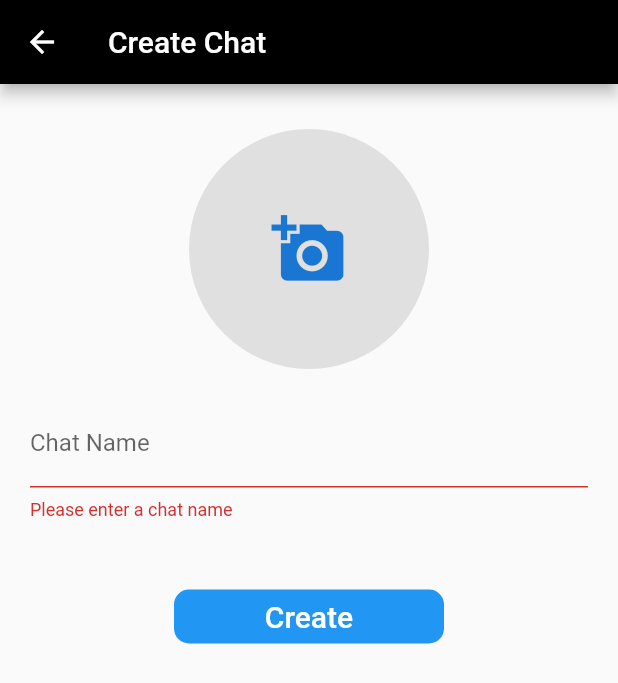
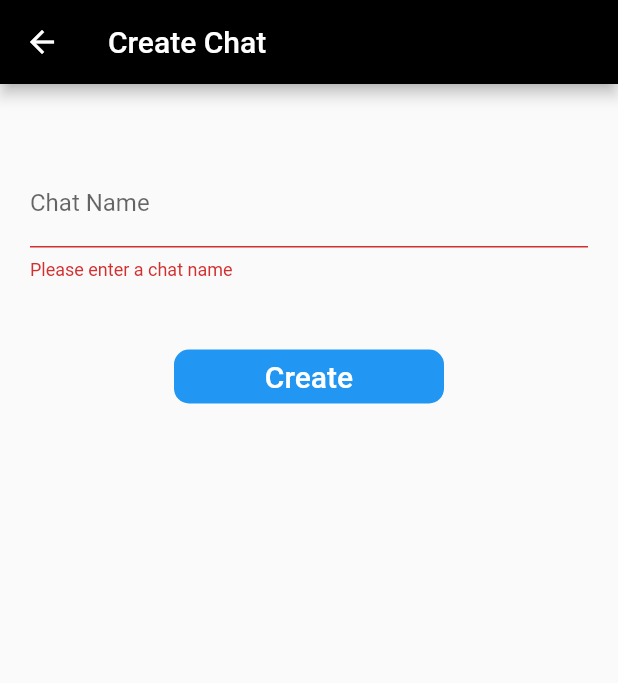
Before and after one commit to Bill-Merickel/immedialert, a Flutter app: the CreateChatScreen screen opened directly, after a tap on "Create", on a phone screen of 412 x 824 dp. Shown: the top 683 px of the screen. Run offline on Flutter 3.47's test engine with Material 2 defaults, Android fonts, the light colour scheme and no system bars; our stand-ins replace cached_network_image, cloud_firestore, firebase_auth, firebase_messaging, firebase_storage, flutter_image_compress and 1 more; accounts and stored records are empty.

Commit message:
Remove chat image and refactor import code

```diff
--- a/lib/main.dart
+++ b/lib/main.dart
@@ -1,12 +1,12 @@
+import 'package:emergencycommunication/models/group_data.dart';
+import 'package:emergencycommunication/models/user_data.dart';
 import 'package:emergencycommunication/screens/home_screen.dart';
 import 'package:emergencycommunication/screens/login_screen.dart';
 import 'package:emergencycommunication/services/auth_service.dart';
 import 'package:emergencycommunication/services/database_service.dart';
 import 'package:emergencycommunication/services/storage_service.dart';
-import 'package:emergencycommunication/models/user_data.dart';
-import 'package:emergencycommunication/models/group_data.dart';
+import 'package:firebase_auth/firebase_auth.dart';
 import 'package:flutter/material.dart';
-import 'package:firebase_auth/firebase_auth.dart';
 import 'package:provider/provider.dart';
 
 void main() async {
--- a/lib/models/chat_model.dart
+++ b/lib/models/chat_model.dart
@@ -3,7 +3,6 @@ import 'package:cloud_firestore/cloud_firestore.dart';
 class Chat {
   final String id;
   final String name;
-  final String imageUrl;
   final String recentMessage;
   final String recentSender;
   final Timestamp recentTimestamp;
@@ -14,7 +13,6 @@ class Chat {
   Chat({
     this.id,
     this.name,
-    this.imageUrl,
     this.recentMessage,
     this.recentSender,
     this.recentTimestamp,
@@ -27,7 +25,6 @@ class Chat {
     return Chat(
       id: doc.documentID,
       name: doc['name'],
-      imageUrl: doc['imageUrl'],
       recentMessage: doc['recentMessage'],
       recentSender: doc['recentSender'],
       recentTimestamp: doc['recentTimestamp'],
--- a/lib/screens/create_chat_screen.dart
+++ b/lib/screens/create_chat_screen.dart
@@ -1,12 +1,10 @@
+import 'package:emergencycommunication/models/group_data.dart';
+import 'package:emergencycommunication/models/user_data.dart';
+import 'package:emergencycommunication/models/user_model.dart';
 import 'package:emergencycommunication/screens/home_screen.dart';
+import 'package:emergencycommunication/services/database_service.dart';
 import 'package:flutter/material.dart';
-import 'dart:io';
-import 'package:emergencycommunication/models/user_model.dart';
-import 'package:image_picker/image_picker.dart';
-import 'package:emergencycommunication/services/database_service.dart';
 import 'package:provider/provider.dart';
-import 'package:emergencycommunication/models/user_data.dart';
-import 'package:emergencycommunication/models/group_data.dart';
 
 class CreateChatScreen extends StatefulWidget {
   final List<User> selectedUsers;
@@ -20,39 +18,11 @@ class CreateChatScreen extends StatefulWidget {
 class _CreateChatScreenState extends State<CreateChatScreen> {
   final _nameFormKey = GlobalKey<FormFieldState>();
   String _name = '';
-  File _image;
   bool _isLoading = false;
-
-  _handleImageFromGallery() async {
-    File imageFile = await ImagePicker.pickImage(
-      source: ImageSource.gallery,
-    );
-    if (imageFile != null) {
-      setState(() => _image = imageFile);
-    }
-  }
-
-  _displayChatImage() {
-    return GestureDetector(
-      onTap: _handleImageFromGallery,
-      child: CircleAvatar(
-        radius: 80.0,
-        backgroundColor: Colors.grey[300],
-        backgroundImage: _image != null ? FileImage(_image) : null,
-        child: _image == null
-            ? const Icon(
-                Icons.add_a_photo,
-                size: 50.0,
-              )
-            : null,
-      ),
-    );
-  }
 
   _submit() async {
     if (_nameFormKey.currentState.validate() && !_isLoading) {
       _nameFormKey.currentState.save();
-      if (_image != null) {
       setState(() => _isLoading = true);
       List<String> userIds =
           widget.selectedUsers.map((user) => user.id).toList();
@@ -62,7 +32,7 @@ class _CreateChatScreenState extends State<CreateChatScreen> {
       final currentGroupId =
           Provider.of<GroupData>(context, listen: false).currentGroupId;
       Provider.of<DatabaseService>(context, listen: false)
-            .createChat(context, _name, _image, userIds, currentGroupId)
+          .createChat(context, _name, userIds, currentGroupId)
           .then((success) {
         if (success) {
           Navigator.pushAndRemoveUntil(
@@ -74,7 +44,6 @@ class _CreateChatScreenState extends State<CreateChatScreen> {
           );
         }
       });
-      }
     }
   }
 
@@ -96,7 +65,6 @@ class _CreateChatScreenState extends State<CreateChatScreen> {
                   )
                 : const SizedBox.shrink(),
             const SizedBox(height: 30.0),
-            _displayChatImage(),
             Padding(
               padding: const EdgeInsets.all(20.0),
               child: TextFormField(
--- a/lib/screens/login_screen.dart
+++ b/lib/screens/login_screen.dart
@@ -1,9 +1,9 @@
-import 'package:flutter/material.dart';
+import 'package:emergencycommunication/models/group_data.dart';
 import 'package:emergencycommunication/services/auth_service.dart';
 import 'package:emergencycommunication/services/database_service.dart';
-import 'package:emergencycommunication/models/group_data.dart';
+import 'package:flutter/material.dart';
+import 'package:flutter/services.dart';
 import 'package:provider/provider.dart';
-import 'package:flutter/services.dart';
 
 class LoginScreen extends StatefulWidget {
   @override
--- a/lib/services/auth_service.dart
+++ b/lib/services/auth_service.dart
@@ -1,11 +1,8 @@
-import 'package:cloud_firestore/cloud_firestore.dart';
 import 'package:emergencycommunication/models/user_model.dart';
+import 'package:emergencycommunication/utilities/constants.dart';
 import 'package:firebase_auth/firebase_auth.dart';
 import 'package:firebase_messaging/firebase_messaging.dart';
 import 'package:flutter/services.dart';
-import 'package:provider/provider.dart';
-import 'package:emergencycommunication/models/group_data.dart';
-import 'package:emergencycommunication/utilities/constants.dart';
 
 class AuthService {
   final FirebaseAuth _auth = FirebaseAuth.instance;
--- a/lib/services/storage_service.dart
+++ b/lib/services/storage_service.dart
@@ -2,8 +2,8 @@ import 'dart:io';
 import 'package:emergencycommunication/utilities/constants.dart';
 import 'package:firebase_storage/firebase_storage.dart';
 import 'package:flutter_image_compress/flutter_image_compress.dart';
+import 'package:path_provider/path_provider.dart';
 import 'package:uuid/uuid.dart';
-import 'package:path_provider/path_provider.dart';
 
 class StorageService {
   Future<File> _compressImage(String imageId, File image) async {
--- a/lib/widgets/message_bubble.dart
+++ b/lib/widgets/message_bubble.dart
@@ -1,10 +1,10 @@
 import 'package:cached_network_image/cached_network_image.dart';
-import 'package:flutter/material.dart';
 import 'package:emergencycommunication/models/chat_model.dart';
 import 'package:emergencycommunication/models/message_model.dart';
-import 'package:provider/provider.dart';
 import 'package:emergencycommunication/models/user_data.dart';
 import 'package:emergencycommunication/utilities/constants.dart';
+import 'package:flutter/material.dart';
+import 'package:provider/provider.dart';
 
 class MessageBubble extends StatelessWidget {
   final Chat chat;
```
Also changed, not shown: lib/screens/chat_screen.dart (+9 -9 lines), lib/screens/home_screen.dart (+6 -6 lines), lib/screens/search_users_screen.dart (+5 -5 lines), lib/services/database_service.dart (+8 -25 lines), 1 other file. Lines whose indentation alone changed are shown as unchanged.
